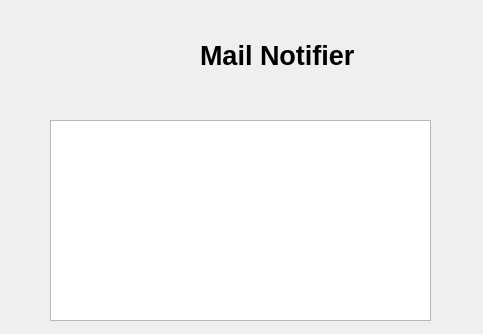
Before: the Qt Designer form ui/about.ui in rinaldus/mail-notifier, drawn with Qt 5.
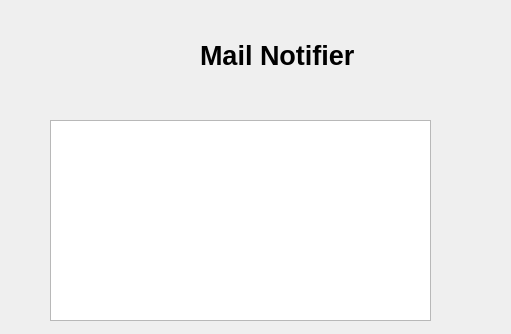
After: the same form once the commit is applied. Icons and pictures are not drawn.

Commit message: Some cosmetic improvements in menu and in About window

```diff
--- a/ui/about.ui
+++ b/ui/about.ui
@@ -6,7 +6,7 @@
    <rect>
     <x>0</x>
     <y>0</y>
-    <width>483</width>
+    <width>511</width>
     <height>334</height>
    </rect>
   </property>
@@ -60,7 +60,7 @@
     <rect>
      <x>200</x>
      <y>40</y>
-     <width>261</width>
+     <width>291</width>
      <height>31</height>
     </rect>
    </property>
```
The commit also changes 4 other files.
